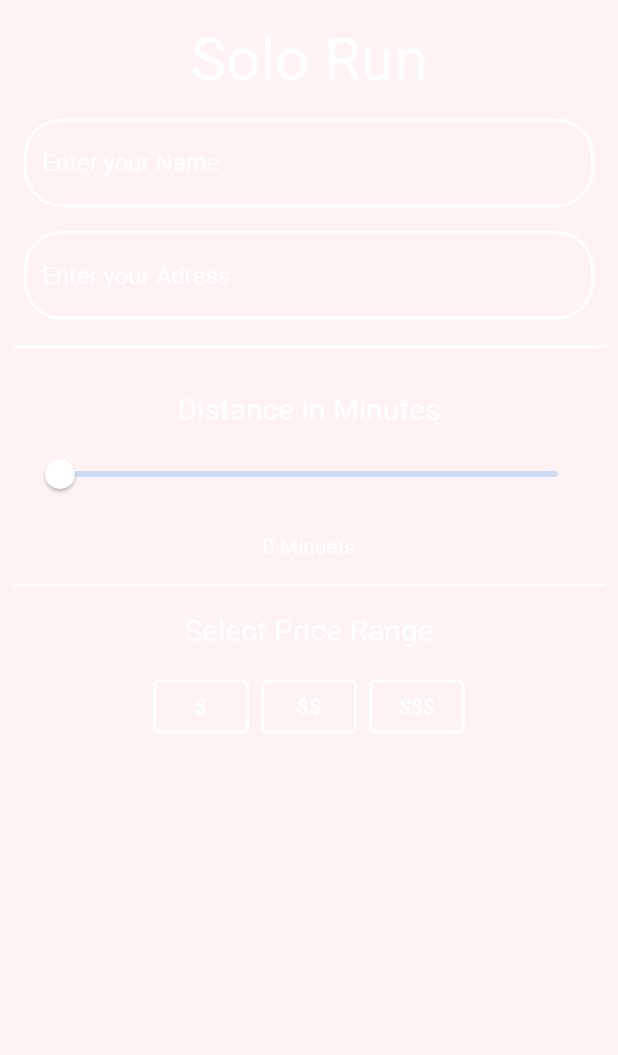
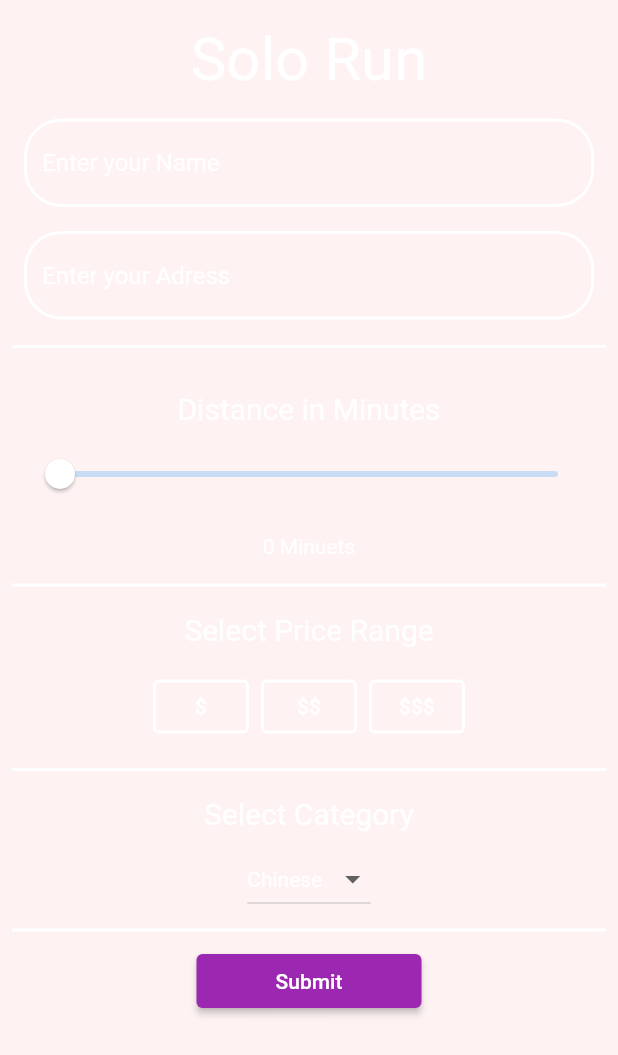
Before and after one commit to gasigala/SPS-Team-17, a Flutter app: the screen it shows after launch, after a tap on "Solo Room", on a phone screen of 412 x 824 dp. Shown: the top 1055 px of the screen. Run offline on Flutter 3.47's test engine with Material 2 defaults, Android fonts, the phone set to English and light mode, and no system bars.

Commit message:
add submit button

```diff
--- a/lib/create-solo-session.dart
+++ b/lib/create-solo-session.dart
@@ -2,6 +2,7 @@ import 'package:flutter/material.dart';
 
 import './screen-slider.dart';
 import './price-buttonbar.dart';
+import './dropdown-category.dart';
 
 class CreateSoloSession extends StatelessWidget {
   @override
@@ -77,6 +78,25 @@ class CreateSoloSession extends StatelessWidget {
                     ),
                   ),
                   PriceButtonBar(),
+                  const Divider(
+                    height: 20,
+                    color: Colors.white,
+                    thickness: 2,
+                  ),
+                  Padding(
+                    padding: const EdgeInsets.all(8.0),
+                    child: Text(
+                      'Select Category',
+                      style: TextStyle(color: Colors.white, fontSize: 20),
+                    ),
+                  ),
+                  DropDownCategory(),
+                  const Divider(
+                    height: 20,
+                    color: Colors.white,
+                    thickness: 2,
+                  ),
+                  SubmitButton(),
                 ],
               ),
             ),
@@ -86,3 +106,27 @@ class CreateSoloSession extends StatelessWidget {
     );
   }
 }
+
+class SubmitButton extends StatefulWidget {
+  @override
+  _SubmitButtonState createState() => _SubmitButtonState();
+}
+
+class _SubmitButtonState extends State<SubmitButton> {
+  bool _hasBeenPresed = false;
+  @override
+  Widget build(BuildContext context) {
+    return ElevatedButton(
+      onPressed: () {
+        setState(
+          () {},
+        );
+      },
+      child: Text('Submit'),
+      style: ElevatedButton.styleFrom(
+        primary: Colors.purple,
+        minimumSize: Size(150, 36),
+      ),
+    );
+  }
+}
--- /dev/null
+++ b/lib/dropdown-category.dart
@@ -0,0 +1,47 @@
+import 'package:flutter/material.dart';
+
+class DropDownCategory extends StatefulWidget {
+  @override
+  _DropDownCategoryState createState() => _DropDownCategoryState();
+}
+
+class _DropDownCategoryState extends State<DropDownCategory> {
+  int selectedValue = 0;
+  @override
+  Widget build(BuildContext context) {
+    return Container(
+      child: Theme(
+        data: Theme.of(context).copyWith(
+          canvasColor: Colors.black,
+        ),
+        child: DropdownButton(
+          value: selectedValue,
+           style: TextStyle(color: Colors.white, decorationColor: Colors.white),
+          items: [
+            DropdownMenuItem(
+              child: Text('Chinese'),
+              value: 0,
+            ),
+            DropdownMenuItem(
+              child: Text('Mexican'),
+              value: 1,
+            ),
+            DropdownMenuItem(
+              child: Text('Pizza'),
+              value: 2,
+            ),
+            DropdownMenuItem(
+              child: Text('FastFood'),
+              value: 3,
+            ),
+          ],
+          onChanged: (value) {
+            setState(() {
+              selectedValue = value;
+            });
+          },
+        ),
+      ),
+    );
+  }
+}
--- a/lib/price-buttonbar.dart
+++ b/lib/price-buttonbar.dart
@@ -14,8 +14,10 @@ class _PriceButtonBarState extends State<PriceButtonBar> {
   @override
   Widget build(BuildContext context) {
     return Container(
-
-      child: ButtonBar(
+      child: ListView(
+        shrinkWrap: true,
+        children: [
+          ButtonBar(
             alignment: MainAxisAlignment.center,
             children: [
               OutlinedButton(
@@ -30,7 +32,8 @@ class _PriceButtonBarState extends State<PriceButtonBar> {
                 style: OutlinedButton.styleFrom(
                     primary: _button1 ? Colors.green : Colors.white,
                     side: BorderSide(
-                    color: _button1 ? Colors.green : Colors.white, width: 2)),
+                        color: _button1 ? Colors.green : Colors.white,
+                        width: 2)),
               ),
               OutlinedButton(
                 onPressed: () {
@@ -44,7 +47,8 @@ class _PriceButtonBarState extends State<PriceButtonBar> {
                 style: OutlinedButton.styleFrom(
                     primary: _button2 ? Colors.green : Colors.white,
                     side: BorderSide(
-                    color: _button2 ? Colors.green : Colors.white, width: 2)),
+                        color: _button2 ? Colors.green : Colors.white,
+                        width: 2)),
               ),
               OutlinedButton(
                 onPressed: () {
@@ -58,7 +62,10 @@ class _PriceButtonBarState extends State<PriceButtonBar> {
                 style: OutlinedButton.styleFrom(
                     primary: _button3 ? Colors.green : Colors.white,
                     side: BorderSide(
-                    color: _button3 ? Colors.green : Colors.white, width: 2)),
+                        color: _button3 ? Colors.green : Colors.white,
+                        width: 2)),
+              ),
+            ],
           ),
         ],
       ),
```
Lines whose indentation alone changed are shown as unchanged.
